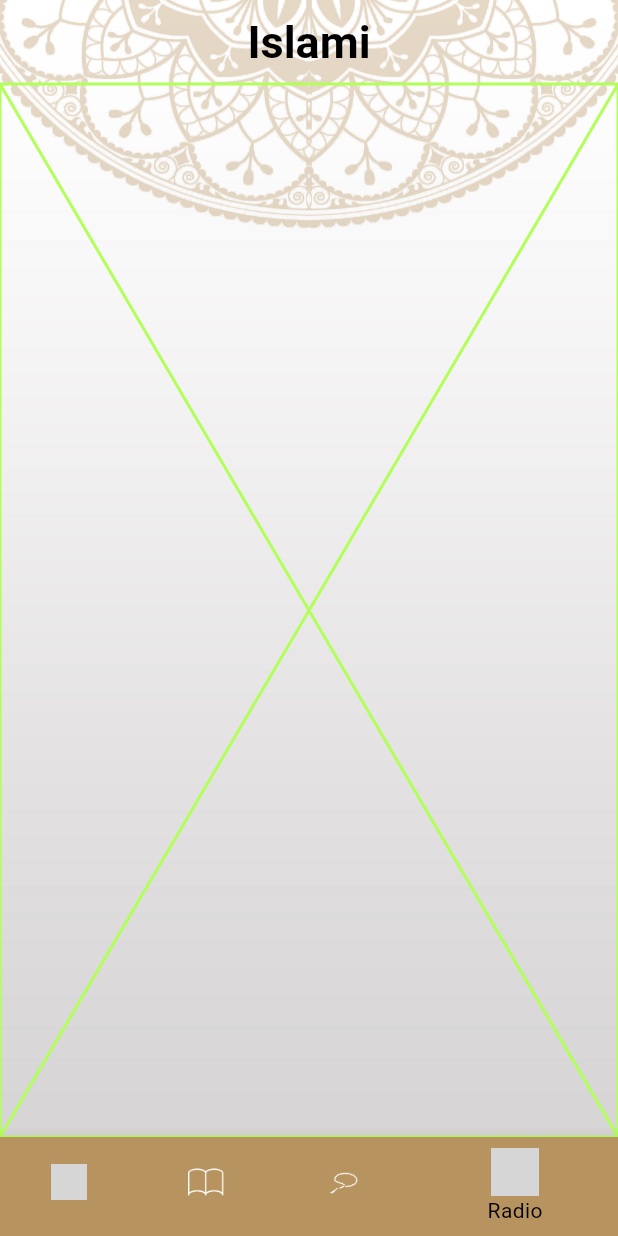
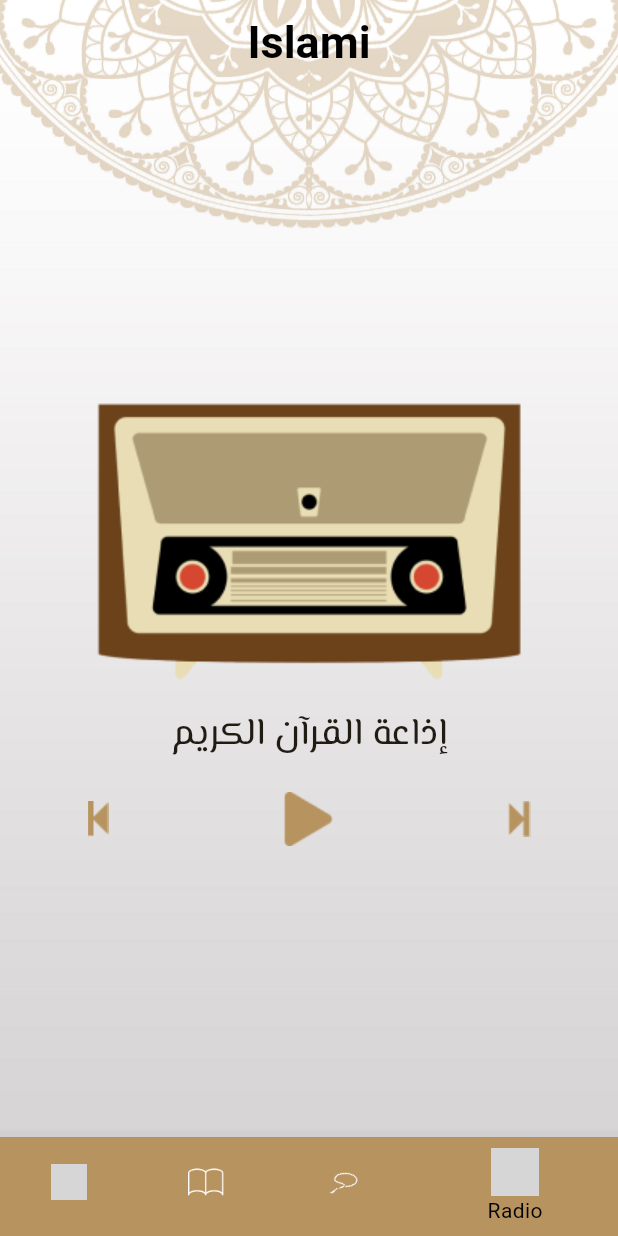
Before and after one commit to mohamednabiltraining/Islami-c10, a Flutter app: the screen it shows after launch, item 4 of the bottom bar chosen, on a phone screen of 412 x 824 dp. Run offline on Flutter 3.47's test engine with Material 3 defaults, Android fonts, the light colour scheme and no system bars; our stand-ins replace google_fonts; grey boxes are pictures that could not be loaded.

Commit message:
feat: RadioTab

```diff
--- a/lib/ui/homeScreen/radio/RadioTab.dart
+++ b/lib/ui/homeScreen/radio/RadioTab.dart
@@ -1,12 +1,54 @@
 import 'package:flutter/material.dart';
+import 'package:google_fonts/google_fonts.dart';
 
 class RadioTab extends StatelessWidget {
   const RadioTab({super.key});
 
   @override
   Widget build(BuildContext context) {
-    return const Placeholder(
-      color: Colors.lightGreenAccent,
+    return Center(
+      child: Column(
+        mainAxisAlignment: MainAxisAlignment.center,
+        children: [
+          Image.asset('assets/images/img_radio.png'),
+          Text(
+            'إذاعة القرآن الكريم',
+            style: TextStyle(
+                fontFamily: GoogleFonts.elMessiri().fontFamily,
+                fontSize: 25,
+                fontWeight: FontWeight.w400),
+          ),
+          SizedBox(
+            height: 20,
+          ),
+          Row(
+            mainAxisAlignment: MainAxisAlignment.spaceAround,
+            children: [
+              GestureDetector(
+                onTap: () {}, // Image tapped
+                child: Image.asset(
+                  'assets/images/ic_previous.png',
+                  fit: BoxFit.cover, // Fixes border issues
+                ),
+              ),
+              GestureDetector(
+                onTap: () {}, // Image tapped
+                child: Image.asset(
+                  'assets/images/ic_play.png',
+                  fit: BoxFit.cover, // Fixes border issues
+                ),
+              ),
+              GestureDetector(
+                onTap: () {}, // Image tapped
+                child: Image.asset(
+                  'assets/images/ic_next.png',
+                  fit: BoxFit.cover, // Fixes border issues
+                ),
+              ),
+            ],
+          )
+        ],
+      ),
     );
   }
 }
--- a/pubspec.yaml
+++ b/pubspec.yaml
@@ -35,6 +35,7 @@ dependencies:
   # The following adds the Cupertino Icons font to your application.
   # Use with the CupertinoIcons class for iOS style icons.
   cupertino_icons: ^1.0.2
+  google_fonts: ^6.1.0
 
 dev_dependencies:
   flutter_test:
```
Also changed, not shown: assets/images/ic_next.png (added), assets/images/ic_play.png (added), assets/images/ic_previous.png (added), assets/images/img_radio.png (added), pubspec.lock, 3 other files.
